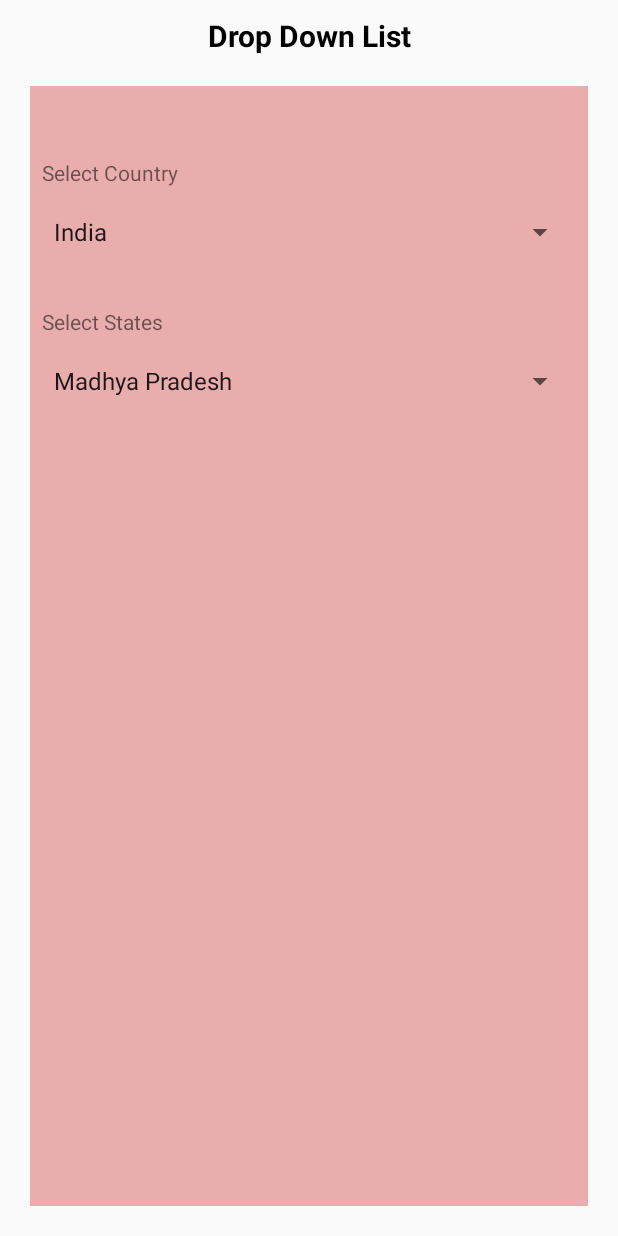
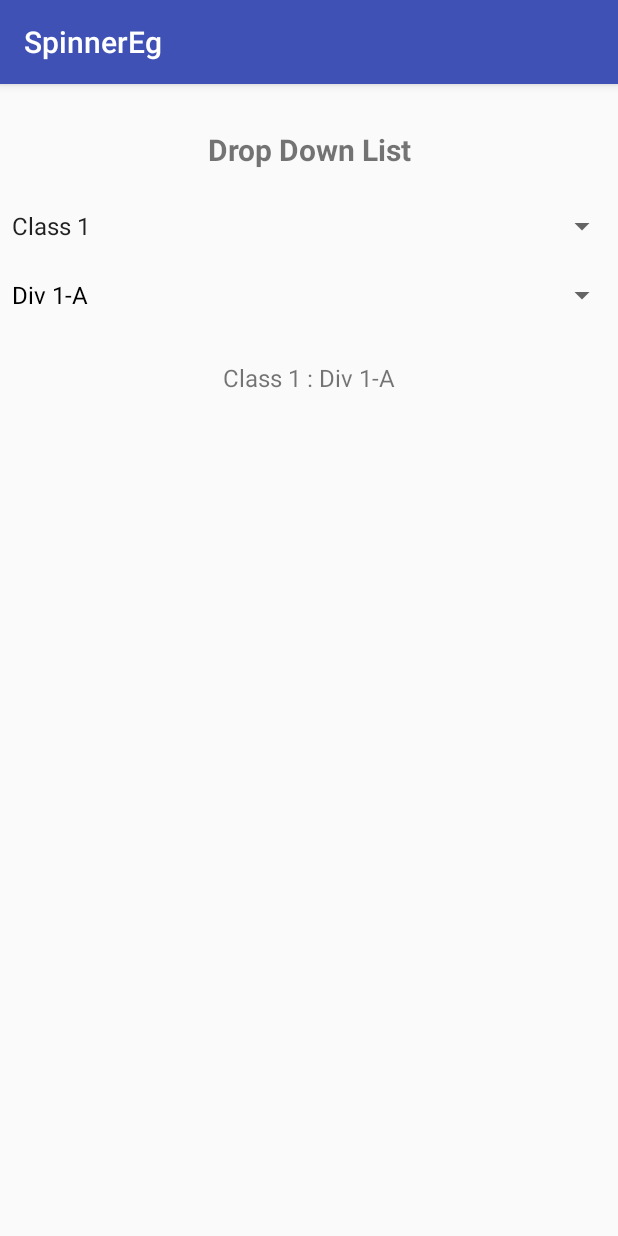
Before and after one commit to preeti16k8/EmpulseSpinnerTask, an Android app: the screen it shows after launch (MainActivity), on a phone screen of 412 x 824 dp. Run offline under Robolectric (Android 15) with nearby library versions, the phone set to English and light mode, and no system bars.

Commit message:
Spinner Example

```diff
--- a/app/src/main/java/com/preeti/spinnereg/MainActivity.java
+++ b/app/src/main/java/com/preeti/spinnereg/MainActivity.java
@@ -1,62 +1,88 @@
 package com.preeti.spinnereg;
-
-import android.app.Activity;
 import android.support.v7.app.AppCompatActivity;
 import android.os.Bundle;
 import android.view.View;
 import android.widget.AdapterView;
 import android.widget.ArrayAdapter;
 import android.widget.Spinner;
-import android.widget.Toast;
-import java.util.ArrayList;
-import java.util.List;
+import android.widget.TextView;
 
-public class MainActivity extends Activity implements AdapterView.OnItemSelectedListener {
+public class MainActivity extends AppCompatActivity {
 
+    Spinner classSpinner, divSpinner;
+    String selectedClass ,selectedDiv;
+    TextView tv_selecteditems;
 
-    Spinner CountrySpinner,StatesSpinner;
     @Override
     protected void onCreate(Bundle savedInstanceState) {
         super.onCreate(savedInstanceState);
         setContentView(R.layout.activity_main);
-        CountrySpinner = (Spinner)findViewById(R.id.spinner1);
-        StatesSpinner = (Spinner)findViewById(R.id.spinner2);
-        CountrySpinner.setOnItemSelectedListener(this);
-    }
 
-    @Override
-    public void onItemSelected(AdapterView<?> adapterView, View view, int i, long l) {
+        classSpinner = (Spinner) findViewById(R.id.classSpinner);
+        divSpinner = (Spinner) findViewById(R.id.divSpinner);
+        tv_selecteditems=(TextView)findViewById(R.id.tv_selecteditems);
 
-        String sp1= String.valueOf(CountrySpinner.getSelectedItem());
-        Toast.makeText(this, sp1, Toast.LENGTH_SHORT).show();
-        if(sp1.contentEquals("India")) {
-            List<String> list = new ArrayList<String>();
-            list.add("Madhya Pradesh");
-            list.add("Uttar Pradesh");
-            list.add("Karnataka");
-            list.add("Andhra Pradesh");
-            ArrayAdapter<String> dataAdapter = new ArrayAdapter<String>(this,
-                    android.R.layout.simple_spinner_item, list);
-            dataAdapter.setDropDownViewResource(android.R.layout.simple_spinner_dropdown_item);
-            dataAdapter.notifyDataSetChanged();
-            StatesSpinner.setAdapter(dataAdapter);
-        }
-        if(sp1.contentEquals("Pakistan")) {
-            List<String> list = new ArrayList<String>();
-            list.add("Sindh");
-            list.add("Islamabad");
-            list.add("Punjab");
-            list.add("Balochistan");
-            ArrayAdapter<String> dataAdapter2 = new ArrayAdapter<String>(this,
-                    android.R.layout.simple_spinner_item, list);
-            dataAdapter2.setDropDownViewResource(android.R.layout.simple_spinner_dropdown_item);
-            dataAdapter2.notifyDataSetChanged();
-            StatesSpinner.setAdapter(dataAdapter2);
-        }
-    }
+        classSpinner.setOnItemSelectedListener(new AdapterView.OnItemSelectedListener()
+        {
+            @Override
+            public void onItemSelected(AdapterView<?> parent, View view, int position, long id)
+            {
+                 selectedClass = parent.getItemAtPosition(position).toString();
+                switch (selectedClass)
+                {
+                    case "Class 1":
+                        divSpinner.setAdapter(new ArrayAdapter<String>(MainActivity.this,
+                                android.R.layout.simple_spinner_dropdown_item,
+                                getResources().getStringArray(R.array.items_div_class_1)));
+                        break;
 
-    @Override
-    public void onNothingSelected(AdapterView<?> adapterView) {
+                    case "Class 2":
+                        divSpinner.setAdapter(new ArrayAdapter<String>(MainActivity.this,
+                                android.R.layout.simple_spinner_dropdown_item,
+                                getResources().getStringArray(R.array.items_div_class_2)));
+                        break;
 
+                    case "Class 3":
+                        divSpinner.setAdapter(new ArrayAdapter<String>(MainActivity.this,
+                                android.R.layout.simple_spinner_dropdown_item,
+                                getResources().getStringArray(R.array.items_div_class_3)));
+                        break;
+
+                    case "Class 4":
+                        divSpinner.setAdapter(new ArrayAdapter<String>(MainActivity.this,
+                                android.R.layout.simple_spinner_dropdown_item,
+                                getResources().getStringArray(R.array.items_div_class_4)));
+                        break;
+                }
+
+                divSpinner.setVisibility(View.VISIBLE);
+            }
+
+            @Override
+            public void onNothingSelected(AdapterView<?> parent)
+            {
+
+            }
+        });
+
+        divSpinner.setOnItemSelectedListener(new AdapterView.OnItemSelectedListener()
+        {
+            @Override
+            public void onItemSelected(AdapterView<?> parent, View view, int position, long id)
+            {
+                selectedDiv = parent.getItemAtPosition(position).toString();
+
+              /*  Toast.makeText(MainActivity.this, "\n Class: \t " + selectedClass +
+                        "\n Div: \t" + selectedDiv, Toast.LENGTH_LONG).show();*/
+                tv_selecteditems.setText(selectedClass+ " : "+ selectedDiv);
+            }
+
+            @Override
+            public void onNothingSelected(AdapterView<?> parent)
+            {
+
+            }
+
+        });
     }
 }
--- a/app/src/main/res/layout/activity_main.xml
+++ b/app/src/main/res/layout/activity_main.xml
@@ -1,61 +1,48 @@
 <?xml version="1.0" encoding="utf-8"?>
 <LinearLayout xmlns:android="http://schemas.android.com/apk/res/android"
-    xmlns:app="http://schemas.android.com/apk/res-auto"
     xmlns:tools="http://schemas.android.com/tools"
     android:layout_width="match_parent"
     android:layout_height="match_parent"
     android:orientation="vertical"
-    tools:context=".MainActivity">
+    >
+
+    <TextView
+        android:id="@+id/tvDemo"
+        android:layout_width="match_parent"
+        android:layout_height="wrap_content"
+        android:layout_marginTop="30dp"
+        android:layout_alignParentStart="true"
+        android:layout_alignParentTop="true"
+        android:gravity="center"
+        android:text="Drop Down List"
+        android:textSize="20dp"
+        android:textStyle="bold"
+        android:layout_alignParentLeft="true" />
+
+    <Spinner
+        android:id="@+id/classSpinner"
+        android:layout_width="match_parent"
+        android:layout_height="wrap_content"
+        android:layout_below="@+id/tvDemo"
+        android:layout_marginTop="25dp"
+        android:entries="@array/items_class"/>
+
+    <Spinner
+        android:id="@+id/divSpinner"
+        android:visibility="gone"
+        android:layout_width="match_parent"
+        android:layout_height="wrap_content"
+        android:layout_below="@id/classSpinner"
+        android:layout_toLeftOf="@id/classSpinner"
+        android:layout_marginTop="10dp"
+        />
     <TextView
         android:layout_width="match_parent"
         android:layout_height="wrap_content"
+        android:layout_marginTop="20dp"
+        android:textSize="16dp"
         android:gravity="center"
-        android:textColor="#000"
-        android:textStyle="bold"
-        android:layout_marginTop="10dp"
-        android:textSize="20dp"
-        android:text="Drop Down List"/>
-
-    <LinearLayout
-        android:layout_width="match_parent"
-        android:layout_height="match_parent"
-        android:layout_marginLeft="20dp"
-        android:layout_marginRight="20dp"
-        android:layout_marginTop="20dp"
-        android:layout_marginBottom="20dp"
-        android:background="#e9adad"
-        android:orientation="vertical">
-    <TextView
-        android:layout_width="match_parent"
-        android:layout_height="wrap_content"
-        android:layout_marginTop="40dp"
-        android:padding="8dip"
-        android:text="@string/Country" />
-
-    <Spinner
-        android:id="@+id/spinner1"
-        android:layout_width="match_parent"
-        android:layout_height="wrap_content"
-        android:layout_marginLeft="8dip"
-        android:layout_marginRight="8dip"
-        android:layout_marginTop="10dip"
-        android:entries="@array/Country_name" />
-
-    <TextView
-        android:layout_width="match_parent"
-        android:layout_height="wrap_content"
-        android:layout_marginTop="30dp"
-        android:padding="8dip"
-        android:text="@string/States" />
-
-    <Spinner
-        android:id="@+id/spinner2"
-        android:layout_width="match_parent"
-        android:layout_height="wrap_content"
-        android:layout_marginTop="10dip"
-        android:layout_marginLeft="8dip"
-        android:layout_marginRight="8dip"
-        />
-    </LinearLayout>
+        android:id="@+id/tv_selecteditems"
+        android:text="Selected Items"/>
 
 </LinearLayout>
--- a/app/src/main/res/values/strings.xml
+++ b/app/src/main/res/values/strings.xml
@@ -1,10 +1,37 @@
 <resources>
     <string name="app_name">SpinnerEg</string>
-    <string name="Country">Select Country</string>
-    <string name="States">Select States</string>
+    <string-array name="items_class">
+        <item>Class 1</item>
+        <item>Class 2</item>
+        <item>Class 3</item>
+        <item>Class 4</item>
+    </string-array>
 
-    <string-array name="Country_name">
-        <item>India</item>
-        <item>Pakistan</item>
+    <string-array name="items_div_class_1">
+        <item>Div 1-A</item>
+        <item>Div 1-B</item>
+        <item>Div 1-C</item>
+        <item>Div 1-D</item>
+    </string-array>
+
+    <string-array name="items_div_class_2">
+        <item>Div 2-A</item>
+        <item>Div 2-B</item>
+        <item>Div 2-C</item>
+        <item>Div 2-D</item>
+    </string-array>
+
+    <string-array name="items_div_class_3">
+        <item>Div 3-A</item>
+        <item>Div 3-B</item>
+        <item>Div 3-C</item>
+        <item>Div 3-D</item>
+    </string-array>
+
+    <string-array name="items_div_class_4">
+        <item>Div 4-A</item>
+        <item>Div 4-B</item>
+        <item>Div 4-C</item>
+        <item>Div 4-D</item>
     </string-array>
 </resources>
```
